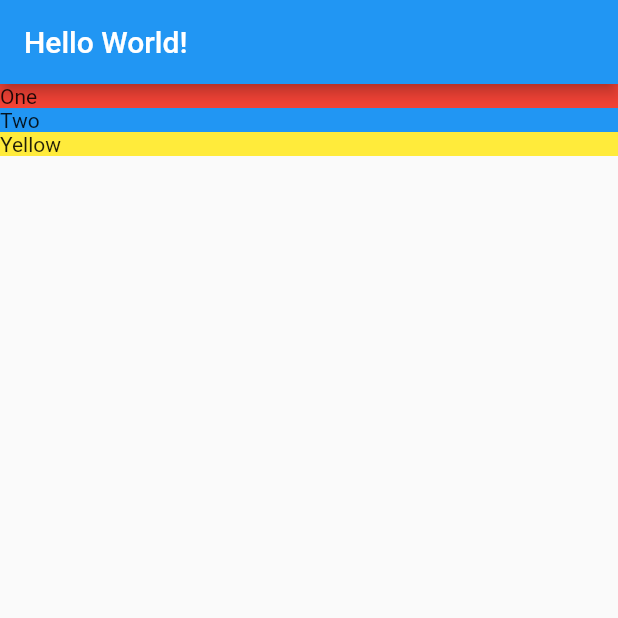
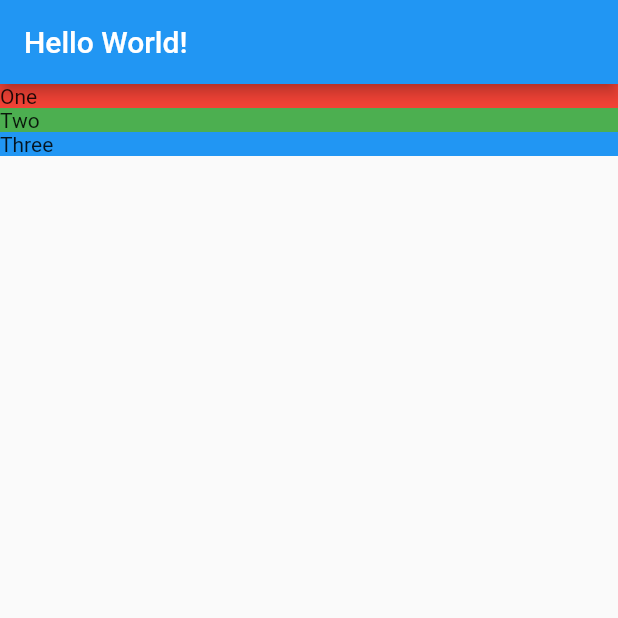
Before and after one commit to arsmors/Basic, a Flutter app: the screen it shows after launch, on a phone screen of 412 x 824 dp, the top half of it. Run offline on Flutter 3.47's test engine with Material 2 defaults, Android fonts, the phone set to English and light mode, and no system bars.

Commit message:
custom widget

```diff
--- /dev/null
+++ b/lib/location_detail.dart
@@ -0,0 +1,26 @@
+import 'package:flutter/material.dart';
+
+class LocationDetail extends StatelessWidget {
+  @override
+  Widget build(BuildContext context) {
+    return Scaffold(
+        appBar: AppBar(title: Text("Hello World!")),
+        body: Column(
+            mainAxisAlignment: MainAxisAlignment.start,
+            crossAxisAlignment: CrossAxisAlignment.stretch,
+            children: [
+              _section("One", Colors.red),
+              _section("Two", Colors.green),
+              _section("Three", Colors.blue),
+            ]));
+  }
+
+  Widget _section(String title, Color color) {
+    return Container(
+      decoration: BoxDecoration(
+        color: color,
+      ),
+      child: Text(title),
+    );
+  }
+}
```
Also changed, not shown: lib/main.dart (+4 -30 lines).
